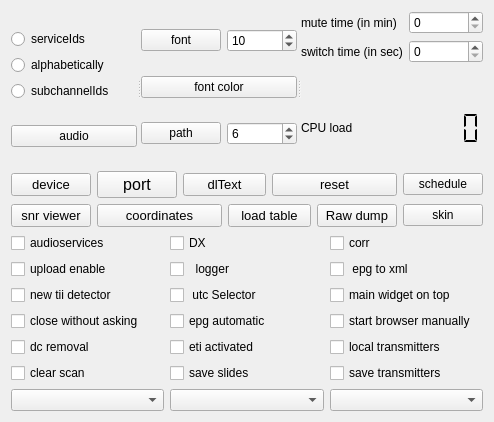
The window that qt-dab-6.9/forms-v7/config-helper.ui (JvanKatwijk/qt-dab) describes before a commit, drawn with Qt 5.
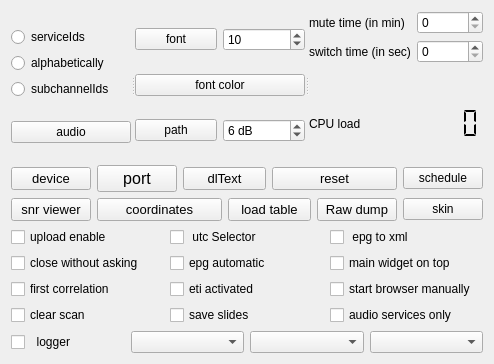
The same window after the commit. Custom widgets are drawn as their Qt base class.

```diff
--- a/qt-dab-6.9/forms-v7/config-helper.ui
+++ b/qt-dab-6.9/forms-v7/config-helper.ui
@@ -7,7 +7,7 @@
     <x>0</x>
     <y>0</y>
     <width>494</width>
-    <height>422</height>
+    <height>364</height>
    </rect>
   </property>
   <property name="windowTitle">
@@ -129,6 +129,9 @@
            <property name="toolTip">
             <string>&lt;html&gt;&lt;head/&gt;&lt;body&gt;&lt;p&gt;TII threshold. The TII threshold is used in the detection of TII values in the NULL periods of the DAB frames. Of course, the lower the value, the more chance there is to get false positives.&lt;/p&gt;&lt;p&gt;Default value is 4.&lt;/p&gt;&lt;/body&gt;&lt;/html&gt;</string>
            </property>
+           <property name="suffix">
+            <string> dB</string>
+           </property>
            <property name="minimum">
             <number>3</number>
            </property>
@@ -391,27 +394,7 @@
    </item>
    <item>
     <layout class="QGridLayout" name="gridLayout_2">
-     <item row="2" column="1">
-      <widget class="QCheckBox" name="utc_selector">
-       <property name="toolTip">
-        <string>&lt;html&gt;&lt;head/&gt;&lt;body&gt;&lt;p&gt;If you want to see UTC in the logs select this one.&lt;/p&gt;&lt;/body&gt;&lt;/html&gt;</string>
-       </property>
-       <property name="text">
-        <string> utc Selector</string>
-       </property>
-      </widget>
-     </item>
-     <item row="5" column="2">
-      <widget class="QCheckBox" name="saveTransmittersSelector">
-       <property name="toolTip">
-        <string>&lt;html&gt;&lt;head/&gt;&lt;body&gt;&lt;p&gt;When this is set, the transmitter descriptions visible on the map are also stored in a &amp;quot;.csv&amp;quot;  file,&lt;/p&gt;&lt;p&gt;On starting the httpHandler, a file selection menu will appear.&lt;/p&gt;&lt;/body&gt;&lt;/html&gt;</string>
-       </property>
-       <property name="text">
-        <string>save transmitters</string>
-       </property>
-      </widget>
-     </item>
-     <item row="1" column="0">
+     <item row="0" column="0">
       <widget class="QCheckBox" name="upload_selector">
        <property name="toolTip">
         <string>&lt;html&gt;&lt;head/&gt;&lt;body&gt;&lt;p&gt;&amp;quot;upload enable&amp;quot; is a selector for - if configured - allowing some data to be uploaded to fmlist.org. When touching the ensemblename on top of the left part of the main widget, the current content of the ensemble is shown (in &amp;quot;.csv&amp;quot;  format).  If this selector is enabled - and if the feature is configured - you will be asked to accept (or deny) sending up the contents of the ensemble to &amp;quot;fmlist.org&amp;quot; (the site that is responsible for the database mapping the TII numbers to station names and station attributes.&lt;/p&gt;&lt;p&gt;The same for rh result of the single scan.&lt;/p&gt;&lt;p&gt;&lt;br/&gt;&lt;/p&gt;&lt;/body&gt;&lt;/html&gt;</string>
@@ -421,17 +404,17 @@
        </property>
       </widget>
      </item>
-     <item row="4" column="0">
-      <widget class="QCheckBox" name="dcRemovalSelector">
+     <item row="0" column="1">
+      <widget class="QCheckBox" name="utc_selector">
        <property name="toolTip">
         <string>&lt;html&gt;&lt;head/&gt;&lt;body&gt;&lt;p&gt;dc removal. Selecting this function adds a simple dc removal filter to the input stream. Due to inaccuraccies in the tuning and processing of the input (devices), a DC component may have&lt;/p&gt;&lt;p&gt;become part of the input stream. The dc removal filter eliminates most of it.&lt;/p&gt;&lt;/body&gt;&lt;/html&gt;</string>
        </property>
        <property name="text">
-        <string>dc removal</string>
+        <string> utc Selector</string>
        </property>
       </widget>
      </item>
-     <item row="1" column="2">
+     <item row="0" column="2">
       <widget class="QCheckBox" name="epg2xmlSelector">
        <property name="toolTip">
         <string>&lt;html&gt;&lt;head/&gt;&lt;body&gt;&lt;p&gt;The EPG detector has two components, one collecting data to present as &amp;quot;time table&amp;quot; for today,&lt;/p&gt;&lt;p&gt;the other one - using a library written by Julian Cable from the BBC - to generate textual xml.&lt;/p&gt;&lt;p&gt;If selected, the xml will be generated. Note howevet that we encountered at least one example&lt;/p&gt;&lt;p&gt;where the library generating the textual xml causes a crash.&lt;/p&gt;&lt;/body&gt;&lt;/html&gt;</string>
@@ -441,27 +424,7 @@
        </property>
       </widget>
      </item>
-     <item row="4" column="1">
-      <widget class="QCheckBox" name="etiActivated_selector">
-       <property name="toolTip">
-        <string>&lt;html&gt;&lt;head/&gt;&lt;body&gt;&lt;p&gt;eti files can be generated by Qt-DAB-5.x. Since generating an eti file from an ensemble seems incompatible with scanning, the scan button is replaced by an &amp;quot;eti&amp;quot; button when eti is activated.&lt;/p&gt;&lt;p&gt;Note that building up an eti file requires quite some resources.&lt;/p&gt;&lt;p&gt;If eti is activated, the scanButton is replaced by the etiButton. Touching that button shows a fileselection menu, after selecting a file the content of the ensemble is sent in eti format to the file. The eti session stops when (a) the eti button is touched again, (b) switching to another channel or (c) disabling eti by unchecking the checkbox.&lt;/p&gt;&lt;p&gt;&lt;br/&gt;&lt;/p&gt;&lt;/body&gt;&lt;/html&gt;</string>
-       </property>
-       <property name="text">
-        <string>eti activated</string>
-       </property>
-      </widget>
-     </item>
-     <item row="5" column="1">
-      <widget class="QCheckBox" name="saveSlides">
-       <property name="toolTip">
-        <string>&lt;html&gt;&lt;head/&gt;&lt;body&gt;&lt;p&gt;If set, slides (pictures) appearing during transmissions are being saved&lt;/p&gt;&lt;/body&gt;&lt;/html&gt;</string>
-       </property>
-       <property name="text">
-        <string>save slides</string>
-       </property>
-      </widget>
-     </item>
-     <item row="3" column="0">
+     <item row="1" column="0">
       <widget class="QCheckBox" name="closeDirect_selector">
        <property name="toolTip">
         <string>&lt;html&gt;&lt;head/&gt;&lt;body&gt;&lt;p&gt;If you are bored with the explicit request to stop, touch this one, and stopping is direct&lt;/p&gt;&lt;/body&gt;&lt;/html&gt;</string>
@@ -471,7 +434,47 @@
        </property>
       </widget>
      </item>
-     <item row="3" column="2">
+     <item row="1" column="1">
+      <widget class="QCheckBox" name="epg_selector">
+       <property name="toolTip">
+        <string>&lt;html&gt;&lt;head/&gt;&lt;body&gt;&lt;p&gt;When set, the software is instructed to start an EPG handler when an EPG sevice is detected on starting an ensemble.&lt;/p&gt;&lt;/body&gt;&lt;/html&gt;</string>
+       </property>
+       <property name="text">
+        <string>epg automatic</string>
+       </property>
+      </widget>
+     </item>
+     <item row="1" column="2">
+      <widget class="QCheckBox" name="onTop">
+       <property name="toolTip">
+        <string>&lt;html&gt;&lt;head/&gt;&lt;body&gt;&lt;p&gt;Set in the configuration whether or not the main widget should ALWAYS be op top. Note that setting will be applied the next time the program will start.&lt;/p&gt;&lt;/body&gt;&lt;/html&gt;</string>
+       </property>
+       <property name="text">
+        <string>main widget on top</string>
+       </property>
+      </widget>
+     </item>
+     <item row="2" column="0">
+      <widget class="QCheckBox" name="correlationSelector">
+       <property name="toolTip">
+        <string>&lt;html&gt;&lt;head/&gt;&lt;body&gt;&lt;p&gt;Synchronization of the receiver software with the incoming samplestream is dome using correlation. As the scope on the displaywidget often shows is that there is more than a single peak in the correlation. Normally, the strongest peak is used, however, sometimes the difference in stength between peaks is so small, that the &amp;quot;strongest&amp;quot; one changes quite often.&lt;/p&gt;&lt;p&gt;Selecting this ensures that the software takes the first of the peaks that meers some strength criteria&lt;/p&gt;&lt;/body&gt;&lt;/html&gt;</string>
+       </property>
+       <property name="text">
+        <string>first correlation</string>
+       </property>
+      </widget>
+     </item>
+     <item row="2" column="1">
+      <widget class="QCheckBox" name="etiActivated_selector">
+       <property name="toolTip">
+        <string>&lt;html&gt;&lt;head/&gt;&lt;body&gt;&lt;p&gt;eti files can be generated by Qt-DAB-5.x. Since generating an eti file from an ensemble seems incompatible with scanning, the scan button is replaced by an &amp;quot;eti&amp;quot; button when eti is activated.&lt;/p&gt;&lt;p&gt;Note that building up an eti file requires quite some resources.&lt;/p&gt;&lt;p&gt;If eti is activated, the scanButton is replaced by the etiButton. Touching that button shows a fileselection menu, after selecting a file the content of the ensemble is sent in eti format to the file. The eti session stops when (a) the eti button is touched again, (b) switching to another channel or (c) disabling eti by unchecking the checkbox.&lt;/p&gt;&lt;p&gt;&lt;br/&gt;&lt;/p&gt;&lt;/body&gt;&lt;/html&gt;</string>
+       </property>
+       <property name="text">
+        <string>eti activated</string>
+       </property>
+      </widget>
+     </item>
+     <item row="2" column="2">
       <widget class="QCheckBox" name="localBrowserSelector">
        <property name="toolTip">
         <string>&lt;html&gt;&lt;head/&gt;&lt;body&gt;&lt;p&gt;Set in the configuration that on starting the http service a browser will have to be started manually. Default is browser starts automatically. Effective immediately&lt;/p&gt;&lt;p&gt;&lt;br/&gt;&lt;/p&gt;&lt;/body&gt;&lt;/html&gt;</string>
@@ -481,7 +484,7 @@
        </property>
       </widget>
      </item>
-     <item row="5" column="0">
+     <item row="3" column="0">
       <widget class="QCheckBox" name="clearScan_selector">
        <property name="toolTip">
         <string>&lt;html&gt;&lt;head/&gt;&lt;body&gt;&lt;p&gt;Setting the selector has effect when scanning. If set, the scan table is cleared whenever a&lt;/p&gt;&lt;p&gt;new scan (mode &amp;quot;scan once&amp;quot;) is started.&lt;/p&gt;&lt;/body&gt;&lt;/html&gt;</string>
@@ -492,16 +495,30 @@
       </widget>
      </item>
      <item row="3" column="1">
-      <widget class="QCheckBox" name="epg_selector">
+      <widget class="QCheckBox" name="saveSlides">
        <property name="toolTip">
         <string>&lt;html&gt;&lt;head/&gt;&lt;body&gt;&lt;p&gt;When set, the software is instructed to start an EPG handler when an EPG sevice is detected on starting an ensemble.&lt;/p&gt;&lt;/body&gt;&lt;/html&gt;</string>
        </property>
        <property name="text">
-        <string>epg automatic</string>
+        <string>save slides</string>
        </property>
       </widget>
      </item>
-     <item row="1" column="1">
+     <item row="3" column="2">
+      <widget class="QCheckBox" name="audioServices_only">
+       <property name="toolTip">
+        <string>&lt;html&gt;&lt;head/&gt;&lt;body&gt;&lt;p&gt;Many ensembles contain both audio and data services (e.g. TPEG, EPG). If selected here, only audio services will be shown in the services list&lt;/p&gt;&lt;/body&gt;&lt;/html&gt;</string>
+       </property>
+       <property name="text">
+        <string>audio services only</string>
+       </property>
+      </widget>
+     </item>
+    </layout>
+   </item>
+   <item>
+    <layout class="QHBoxLayout" name="horizontalLayout_3">
+     <item>
       <widget class="QCheckBox" name="logger_selector">
        <property name="toolTip">
         <string>&lt;html&gt;&lt;head/&gt;&lt;body&gt;&lt;p&gt;If set, a log file is maintained (as usual for windows in the folder in the home folder and for Linux in the directory /tmp in a folder/directory Qt-DAB-files) in a txt file :logFile.txt, in which activities such as selecting a device, channel, service, dump are written, preceded by the time of the activity.&lt;/p&gt;&lt;p&gt;The setting of the selector is maintained between program invocations.&lt;/p&gt;&lt;/body&gt;&lt;/html&gt;</string>
@@ -511,70 +528,6 @@
        </property>
       </widget>
      </item>
-     <item row="2" column="0">
-      <widget class="QCheckBox" name="new_tiiMode_selector">
-       <property name="toolTip">
-        <string>&lt;html&gt;&lt;head/&gt;&lt;body&gt;&lt;p&gt;a second implementation of the tii decoder can be selected here. The decoder &amp;quot;sees&amp;quot; more tii data, but also more erroneous data.&lt;/p&gt;&lt;/body&gt;&lt;/html&gt;</string>
-       </property>
-       <property name="text">
-        <string>new tii detector</string>
-       </property>
-      </widget>
-     </item>
-     <item row="2" column="2">
-      <widget class="QCheckBox" name="onTop">
-       <property name="toolTip">
-        <string>&lt;html&gt;&lt;head/&gt;&lt;body&gt;&lt;p&gt;Set in the configuration whether or not the main widget should ALWAYS be op top. Note that setting will be applied the next time the program will start.&lt;/p&gt;&lt;/body&gt;&lt;/html&gt;</string>
-       </property>
-       <property name="text">
-        <string>main widget on top</string>
-       </property>
-      </widget>
-     </item>
-     <item row="4" column="2">
-      <widget class="QCheckBox" name="localTransmitterSelector">
-       <property name="toolTip">
-        <string>&lt;html&gt;&lt;head/&gt;&lt;body&gt;&lt;p&gt;Set in the configuration that - rather than showing all transmitters on a map - only the transmitters that are seen for the currrent channel are made visible.&lt;/p&gt;&lt;/body&gt;&lt;/html&gt;</string>
-       </property>
-       <property name="text">
-        <string>local transmitters</string>
-       </property>
-      </widget>
-     </item>
-     <item row="0" column="0">
-      <widget class="QCheckBox" name="audioServices_only">
-       <property name="toolTip">
-        <string>&lt;html&gt;&lt;head/&gt;&lt;body&gt;&lt;p&gt;In most cases the interesting services are the audio services. If enabled, only the audio services are shown in the device list.&lt;/p&gt;&lt;/body&gt;&lt;/html&gt;</string>
-       </property>
-       <property name="text">
-        <string>audioservices</string>
-       </property>
-      </widget>
-     </item>
-     <item row="0" column="1">
-      <widget class="QCheckBox" name="dxSelector">
-       <property name="toolTip">
-        <string>&lt;html&gt;&lt;head/&gt;&lt;body&gt;&lt;p&gt;In DX mode the software tries to identify as much as possible transmitters of the SFN in the input stream. Furthermore, the TII values, with the transmitter's name if found, are written to a file in the Qt_DAB-files directory (folder if you like) in either the /tmp directory (Linux) or the home folder (Windows)&lt;/p&gt;&lt;/body&gt;&lt;/html&gt;</string>
-       </property>
-       <property name="text">
-        <string>DX</string>
-       </property>
-      </widget>
-     </item>
-     <item row="0" column="2">
-      <widget class="QCheckBox" name="correlationSelector">
-       <property name="toolTip">
-        <string>&lt;html&gt;&lt;head/&gt;&lt;body&gt;&lt;p&gt;If two or more transmitters from which the data is received show the same strength in the correlation, the software might switch between the signal from these transmitters quite often. If the &amp;quot;corr&amp;quot; selector is set, the Qt_DAB uses the signal of the  nearest transmitter with a signal that meets the requirements.&lt;/p&gt;&lt;/body&gt;&lt;/html&gt;</string>
-       </property>
-       <property name="text">
-        <string>corr</string>
-       </property>
-      </widget>
-     </item>
-    </layout>
-   </item>
-   <item>
-    <layout class="QHBoxLayout" name="horizontalLayout_3">
      <item>
       <widget class="smallComboBox" name="decoderSelector">
        <property name="toolTip">
```
Left out of the diff: 4 changed lines with no effect on the pictures.
